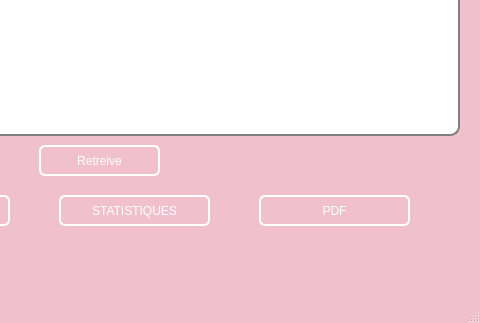
This is GLocataire/glocataires.ui in Projetcpp-2A19/projetcpp-2a19-smart-shopping-center as Qt 5 draws it before an edit; both pictures show x 781 to 1261 and y 315 to 638 of the 1261 by 638 pixel window. The edited form follows.
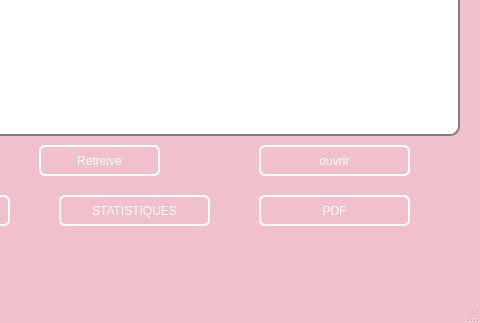
This is the edited form. Icons and pictures are not drawn.

Patch:
```diff
--- a/GLocataire/glocataires.ui
+++ b/GLocataire/glocataires.ui
@@ -1112,6 +1112,43 @@
      <set>Qt::AlignmentFlag::AlignCenter</set>
     </property>
    </widget>
+   <widget class="QPushButton" name="pushButton_Ouvrir">
+    <property name="geometry">
+     <rect>
+      <x>1040</x>
+      <y>460</y>
+      <width>151</width>
+      <height>31</height>
+     </rect>
+    </property>
+    <property name="styleSheet">
+     <string notr="true">QPushButton {
+	font: 14pt &quot;Segoe UI&quot;;
+	color: rgb(255, 255, 255);
+    border: 2px solid white;
+    border-radius: 6px;
+    background-color: qlineargradient(x1: 0, y1: 0, x2: 0, y2: 1,
+                                      stop: 0 #00a2c6, stop: 1 #dadbde);
+    min-width: 80px;
+}
+
+QPushButton:pressed {
+    background-color: qlineargradient(x1: 0, y1: 0, x2: 0, y2: 1,
+                                      stop: 0 #dadbde, stop: 1 #f6f7fa);
+}
+
+QPushButton:flat {
+    border: none; /* no border for a flat push button */
+}
+
+QPushButton:default {
+    border-color: navy; /* make the default button prominent */
+}</string>
+    </property>
+    <property name="text">
+     <string>ouvrir</string>
+    </property>
+   </widget>
   </widget>
   <widget class="QMenuBar" name="menubar">
    <property name="geometry">
```
Left out of the diff: 4 changed lines with no effect on the pictures.
